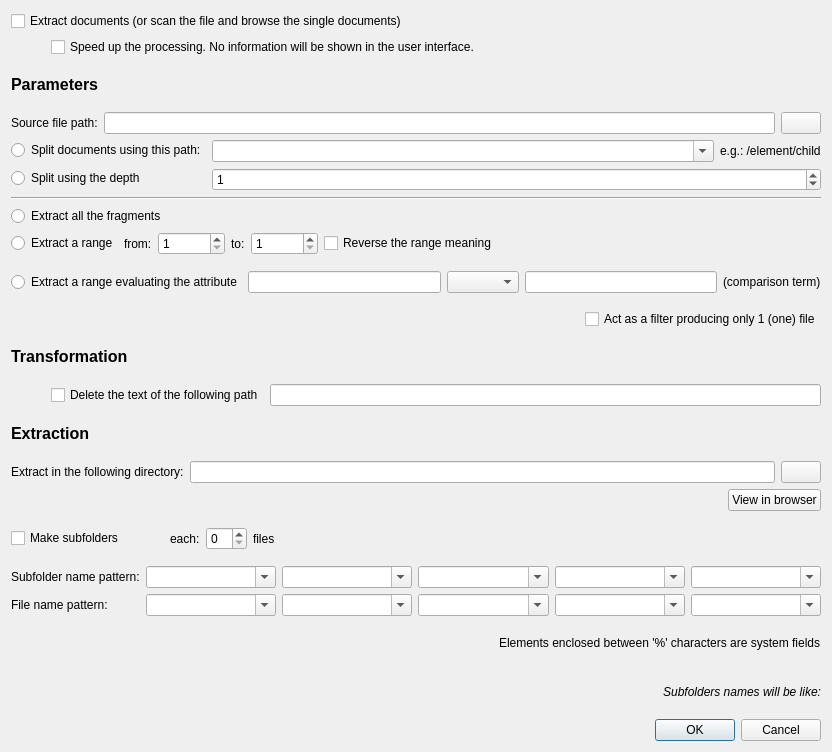
The window that src/extraction/extractfragmentsdialog.ui (lbellonda/qxmledit) describes before a commit, drawn with Qt 5.
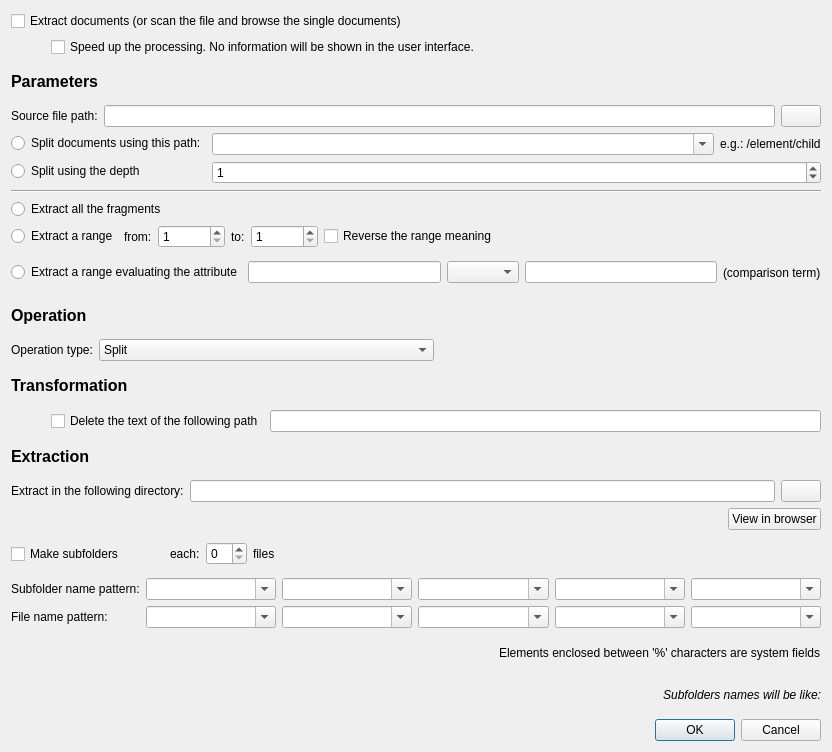
The same window after the commit. Icons and pictures are not drawn.

Commit message: Split CSV support.

Diff of the .ui file:
```diff
--- a/src/extraction/extractfragmentsdialog.ui
+++ b/src/extraction/extractfragmentsdialog.ui
@@ -295,8 +295,53 @@
      </item>
     </layout>
    </item>
+   <item>
+    <widget class="QLabel" name="label_16">
+     <property name="font">
+      <font>
+       <pointsize>12</pointsize>
+       <weight>75</weight>
+       <bold>true</bold>
+      </font>
+     </property>
+     <property name="text">
+      <string>Operation</string>
+     </property>
+    </widget>
+   </item>
    <item>
     <layout class="QHBoxLayout" name="horizontalLayout_12">
+     <item>
+      <widget class="QLabel" name="label_15">
+       <property name="text">
+        <string>Operation type:</string>
+       </property>
+      </widget>
+     </item>
+     <item>
+      <widget class="QComboBox" name="cbOperationType">
+       <item>
+        <property name="text">
+         <string>Split</string>
+        </property>
+       </item>
+       <item>
+        <property name="text">
+         <string>Act as a filter producing only 1 (one) file</string>
+        </property>
+       </item>
+       <item>
+        <property name="text">
+         <string>Extract and group. Only the split element will be selected</string>
+        </property>
+       </item>
+       <item>
+        <property name="text">
+         <string>Extract anc export in CSV the path element</string>
+        </property>
+       </item>
+      </widget>
+     </item>
      <item>
       <spacer name="horizontalSpacer_5">
        <property name="orientation">
@@ -310,23 +355,6 @@
        </property>
       </spacer>
      </item>
-     <item>
-      <widget class="QCheckBox" name="actAsAFilter">
-       <property name="font">
-        <font>
-         <weight>50</weight>
-         <bold>false</bold>
-         <underline>false</underline>
-        </font>
-       </property>
-       <property name="toolTip">
-        <string>With this option the input is copied into output as is if the documents are in the range specified by the two numeric fields on same row. Only one output file will be created.</string>
-       </property>
-       <property name="text">
-        <string>Act as a filter producing only 1 (one) file</string>
-       </property>
-      </widget>
-     </item>
     </layout>
    </item>
    <item>
```
Left out of the diff: 15 changed lines with no effect on the pictures. The commit also changes 13 other files.
